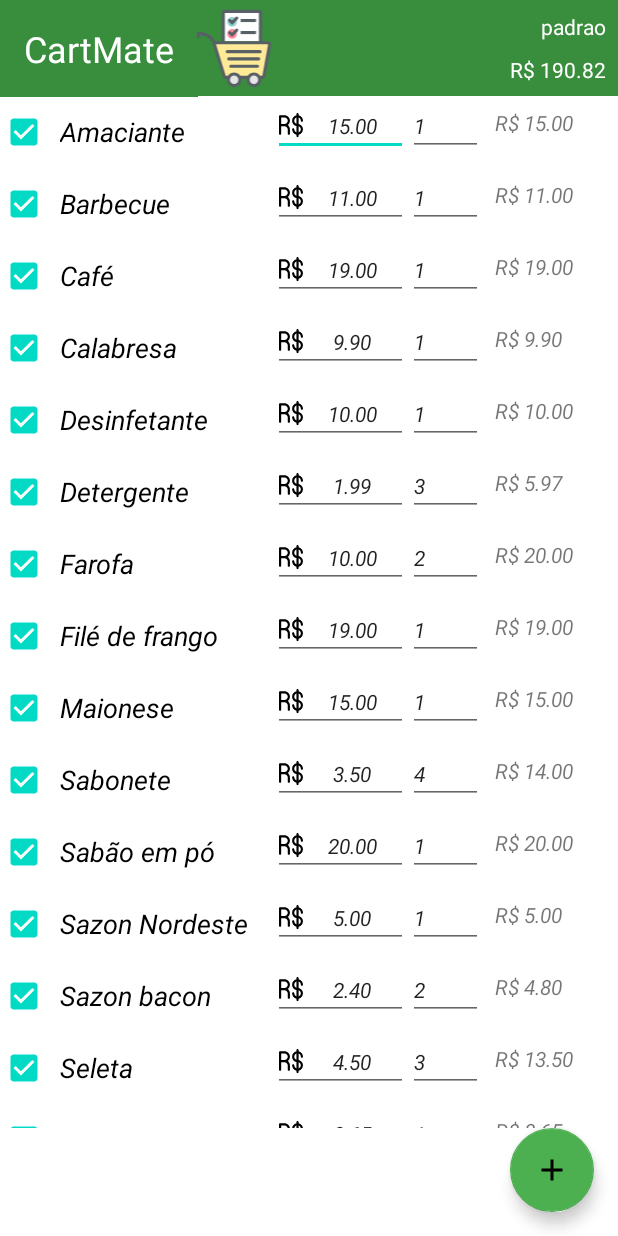
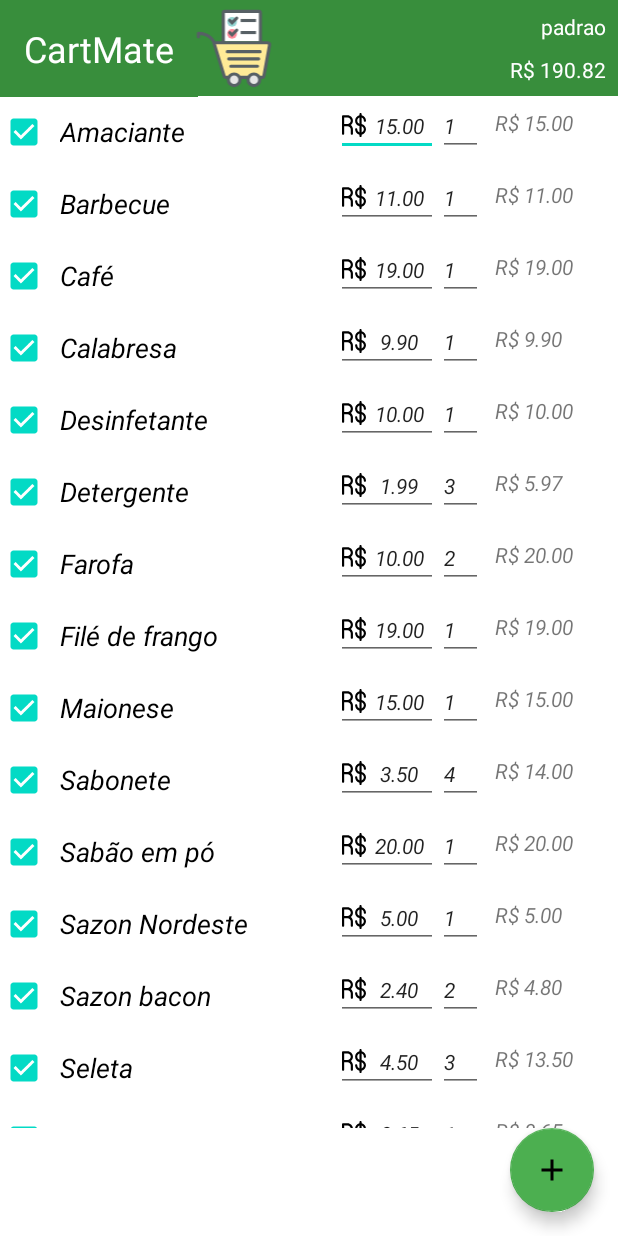
Before and after one commit to Drufontael/Grocery-Shopping-List, an Android app: the screen it shows after launch (MainActivity), on a phone screen of 412 x 824 dp. Run offline under Robolectric (Android 15) with nearby library versions, the phone set to English and light mode, and no system bars; network calls fail; Roboto replaces fonts that are not available here.

Commit message:
:lipstick: feat:Layout de mercadoria e formato de preço

```diff
--- a/app/src/main/java/tech/drufontael/marketlist/UI/GoodViewHolder.java
+++ b/app/src/main/java/tech/drufontael/marketlist/UI/GoodViewHolder.java
@@ -38,23 +38,25 @@ public class GoodViewHolder extends RecyclerView.ViewHolder {
 
         this.mGoodName.setText(good.getGoodName());
         this.mGoodName.setChecked(good.isActive());
-        String price=String.format(Locale.US,"%.2f",
+        String price=String.format(Locale.getDefault(),"%.2f",
                 good.getPrice());
         this.mPrice.setText(price);
         this.mQuantity.setText(String.valueOf(good.getQuantity()));
-        String totalPrice=String.format(Locale.US,"%s %.2f",itemView.getContext().getString(R.string.currency),
+        String totalPrice=String.format(Locale.getDefault(),"%s %.2f",itemView.getContext().getString(R.string.currency),
                 good.getTotalItemPrice());
         this.mGoodTotalPrice.setText(totalPrice);
 
         this.mPrice.setOnEditorActionListener((v, actionId, event) -> {
             if (actionId == EditorInfo.IME_ACTION_DONE){
-                good.setPrice(Double.parseDouble(mPrice.getText().toString()));
+                good.setPrice(Double.parseDouble(mPrice.getText().toString()
+                        .replace(",",".")));
                 goodEditListener.onEdit(good.getId(),good);
             }
             return false;
         });
         this.mQuantity.setOnEditorActionListener((v, actionId, event) -> {
             if (actionId == EditorInfo.IME_ACTION_DONE){
+
                 good.setQuantity(Integer.parseInt(mQuantity.getText().toString()));
                 goodEditListener.onEdit(good.getId(),good);
             }
--- a/app/src/main/java/tech/drufontael/marketlist/UI/LoadListActivity.java
+++ b/app/src/main/java/tech/drufontael/marketlist/UI/LoadListActivity.java
@@ -15,10 +15,11 @@ public class LoadListActivity extends AppCompatActivity {
     private RecyclerView mRecycleViewSavedLists;
     private SavedListAdapter savedListAdapter=new SavedListAdapter();
     private LoadListViewModel viewModel;
-    private OnSavedListAction listener=new OnSavedListAction() {
+    private final OnSavedListAction listener=new OnSavedListAction() {
         @Override
         public void load(String name) {
             viewModel.loadList(name);
+            finish();
         }
 
         @Override
--- a/app/src/main/java/tech/drufontael/marketlist/UI/SavedListViewHold.java
+++ b/app/src/main/java/tech/drufontael/marketlist/UI/SavedListViewHold.java
@@ -42,8 +42,8 @@ public class SavedListViewHold extends RecyclerView.ViewHolder {
 
         mBtnClearLis.setOnClickListener(v -> {
             new AlertDialog.Builder(itemView.getContext())
-                    .setTitle("Remover Lista")
-                    .setMessage("Deseja realmente remover a lista?")
+                    .setTitle(R.string.remover_mercadoria)
+                    .setMessage(R.string.deseja_realmente_remover_lista)
                     .setPositiveButton(R.string.sim, new DialogInterface.OnClickListener() {
                         @Override
                         public void onClick(DialogInterface dialog, int which) {
--- a/app/src/main/res/layout/good.xml
+++ b/app/src/main/res/layout/good.xml
@@ -16,7 +16,7 @@
 
     <EditText
         android:id="@+id/edit_price"
-        android:layout_width="90dp"
+        android:layout_width="68dp"
         android:layout_height="wrap_content"
         android:drawableStart="@drawable/brazilian_real_svgrepo_16"
         android:imeOptions="actionDone"
@@ -29,7 +29,7 @@
         app:layout_constraintTop_toTopOf="parent" />
     <EditText
         android:id="@+id/edit_quantity"
-        android:layout_width="50dp"
+        android:layout_width="30dp"
         android:layout_height="wrap_content"
         android:hint="@string/quantity"
         android:imeOptions="actionDone"
--- a/app/src/main/res/values/strings.xml
+++ b/app/src/main/res/values/strings.xml
@@ -22,5 +22,7 @@
     <string name="nao">Não</string>
     <string name="nome_da_lista">Nome da lista</string>
     <string name="data_e_hora">Data e Hora</string>
+    <string name="remover_lista">Remover Lista</string>
+    <string name="deseja_realmente_remover_lista">Deseja realmente remover a lista?</string>
 
 </resources>
```
